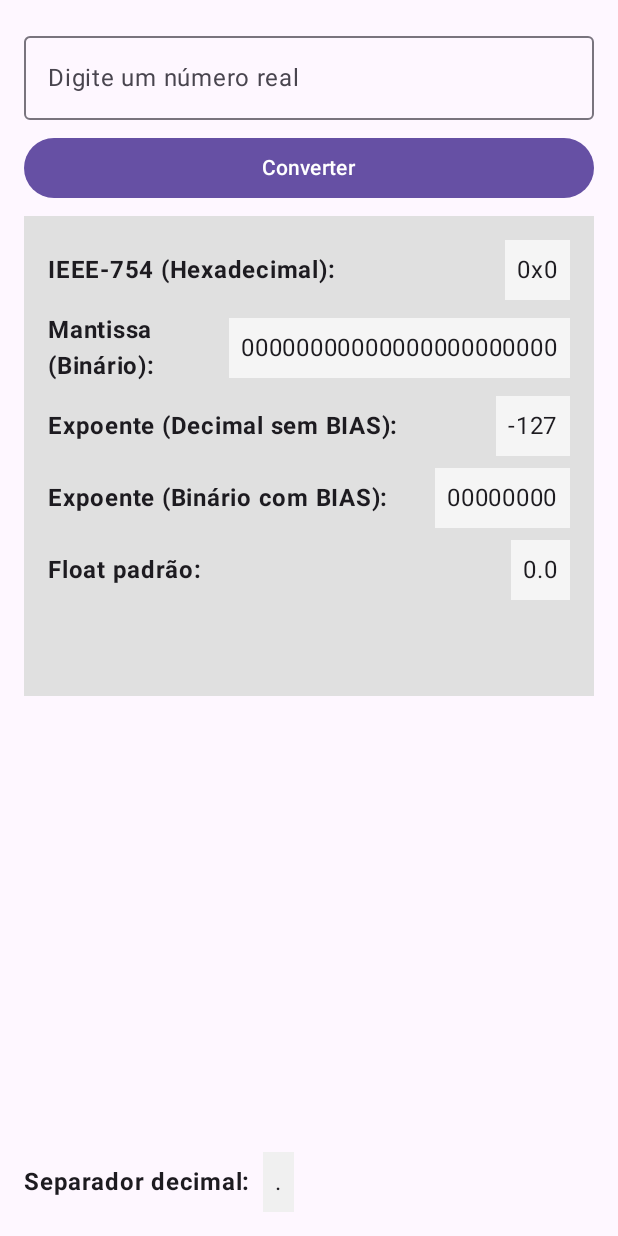
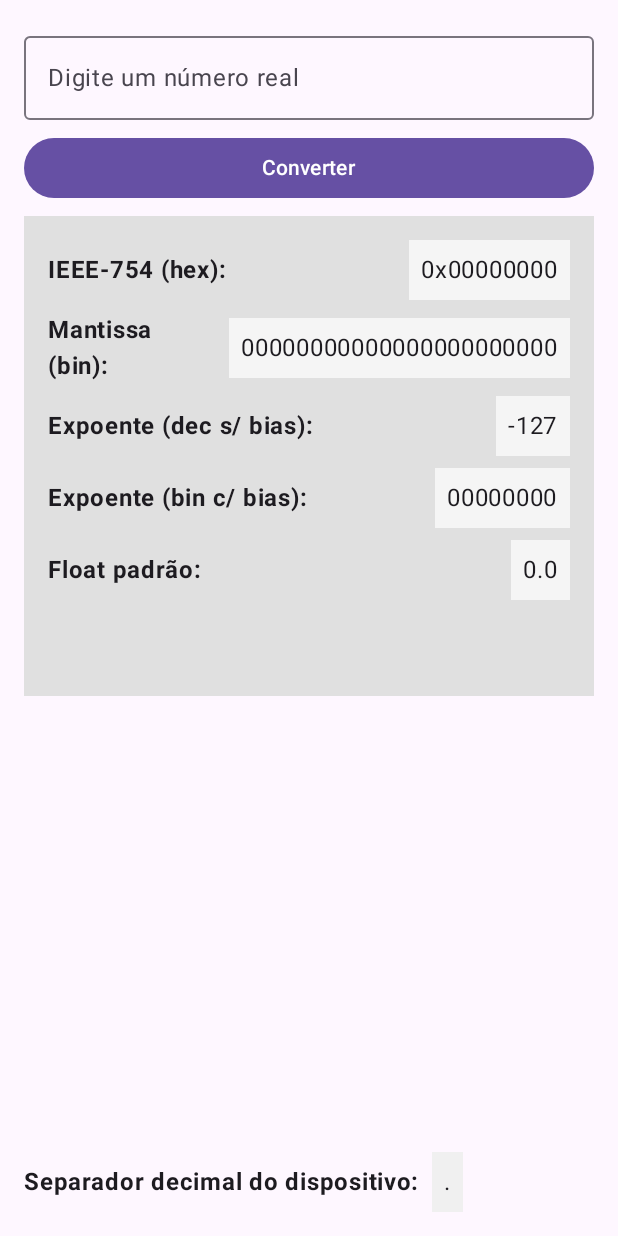
Before and after one commit to abnercpp/FlutuAnt, an Android app built with Jetpack Compose: the screen it shows after launch (MainActivity), on a phone screen of 412 x 824 dp. Run offline under Robolectric (Android 15) with nearby library versions, the phone set to English and light mode, and no system bars.

```diff
--- a/app/src/main/java/com/fatecsp/abnerferreira/flutuant/MainActivity.kt
+++ b/app/src/main/java/com/fatecsp/abnerferreira/flutuant/MainActivity.kt
@@ -103,7 +103,7 @@ fun ResultView(result: AdHocFloat32) {
         ) {
             ResultRow(
                 title = stringResource(id = R.string.ieee_754_hex),
-                value = "0x${result.bits.toString(16).uppercase()}"
+                value = "0x${result.bits.toString(16).padStart(8, '0').uppercase()}"
             )
             ResultRow(
                 title = stringResource(id = R.string.mantissa_binary),
--- a/app/src/main/res/values/strings.xml
+++ b/app/src/main/res/values/strings.xml
@@ -2,11 +2,11 @@
     <string name="app_name">FlutuAnt</string>
     <string name="enter_real_number">Digite um número real</string>
     <string name="convert_button">Converter</string>
-    <string name="ieee_754_hex">IEEE-754 (Hexadecimal):</string>
-    <string name="mantissa_binary">Mantissa (Binário):</string>
-    <string name="exponent_decimal">Expoente (Decimal sem BIAS):</string>
-    <string name="exponent_binary_bias">Expoente (Binário com BIAS):</string>
+    <string name="ieee_754_hex">IEEE-754 (hex):</string>
+    <string name="mantissa_binary">Mantissa (bin):</string>
+    <string name="exponent_decimal">Expoente (dec s/ bias):</string>
+    <string name="exponent_binary_bias">Expoente (bin c/ bias):</string>
     <string name="std_float">Float padrão:</string>
     <string name="nan_warning">O valor é inválido!</string>
-    <string name="decimal_separator_info">Separador decimal:</string>
+    <string name="decimal_separator_info">Separador decimal do dispositivo:</string>
 </resources>
```
Also changed, not shown: app/src/main/java/com/fatecsp/abnerferreira/flutuant/AdHocFloat32.kt (+10 -4 lines).
